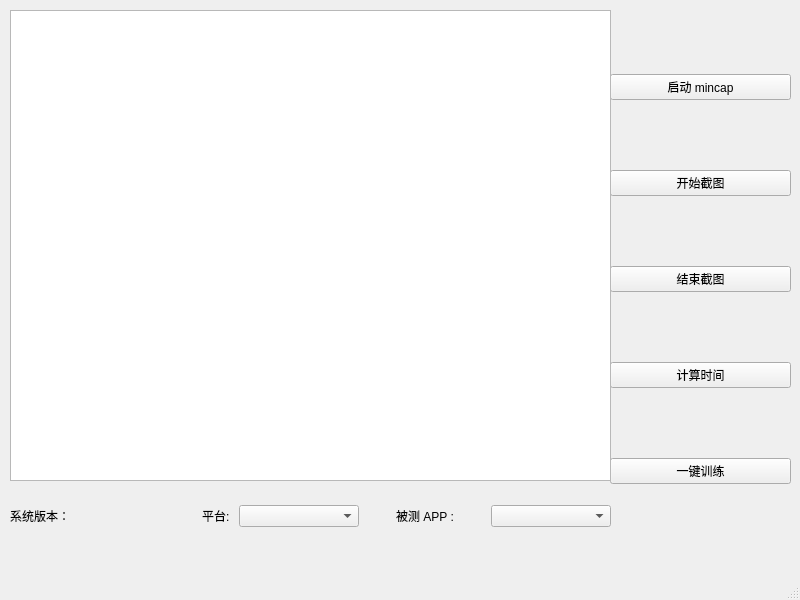
Before: the Qt Designer form qt_creator/iOSAppTime.ui in bug-hh/iOSAppTime, drawn with Qt 5.
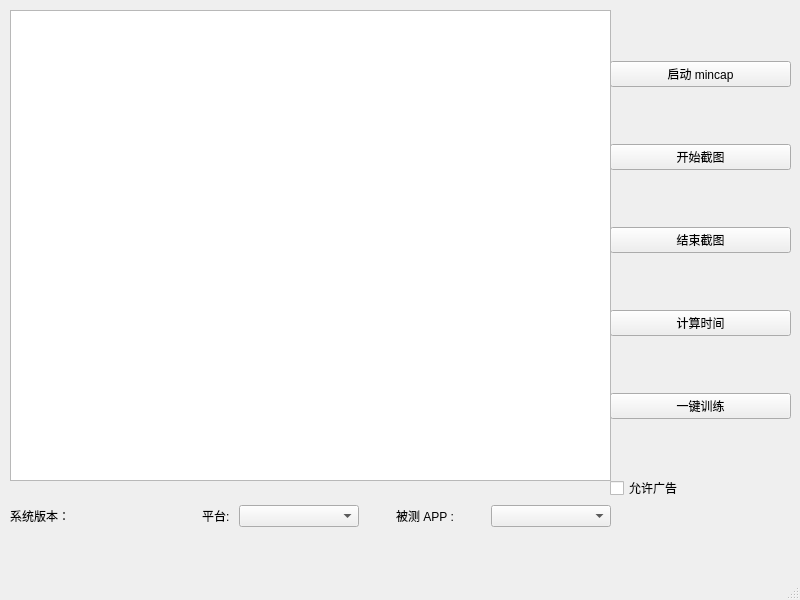
After: the same form once the commit is applied.

Commit message: 添加「是否允许广告标记」

```diff
--- a/qt_creator/iOSAppTime.ui
+++ b/qt_creator/iOSAppTime.ui
@@ -59,6 +59,13 @@
        </property>
       </widget>
      </item>
+     <item>
+      <widget class="QCheckBox" name="is_allow_ad_check_box">
+       <property name="text">
+        <string>允许广告</string>
+       </property>
+      </widget>
+     </item>
     </layout>
    </widget>
    <widget class="QTextBrowser" name="textBrowser">
```
The commit also changes 4 other files.
